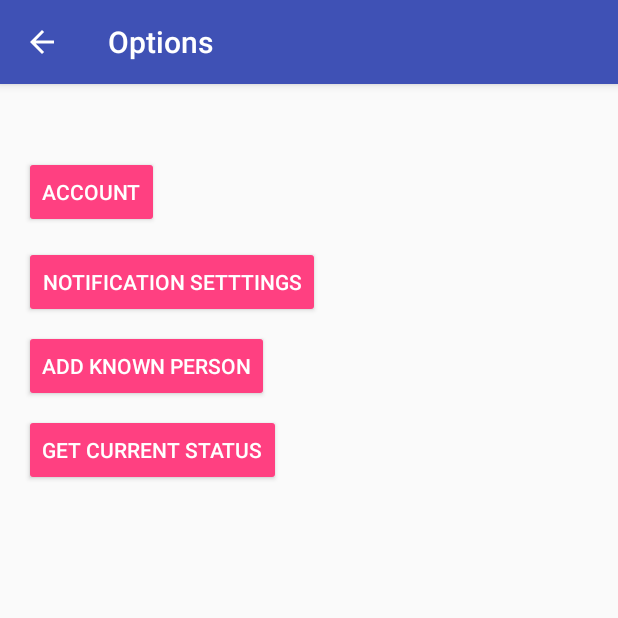
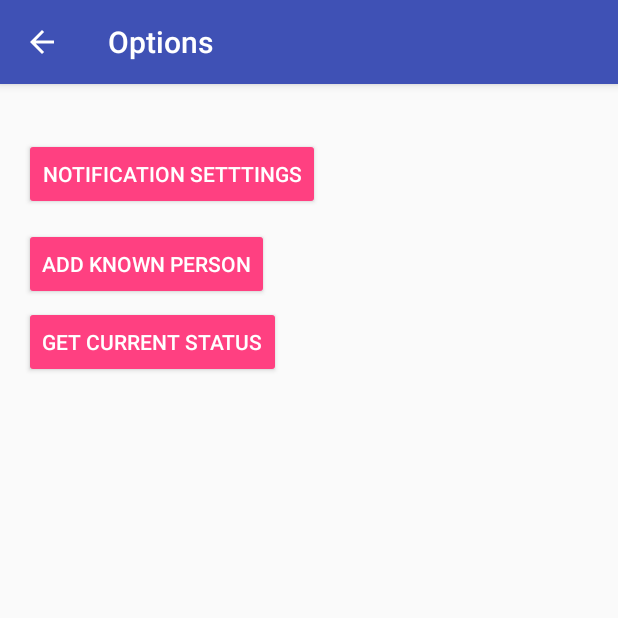
Before and after one commit to bedoron/ICUMisterApp, an Android app: the SettingsActivity screen opened directly, with no data from a screen before it, on a phone screen of 412 x 824 dp, the top half of it. Run offline under Robolectric (Android 15) with nearby library versions, the phone set to English and light mode, and no system bars.

Commit message:
Removed redundant page "Account"

```diff
--- a/app/src/main/AndroidManifest.xml
+++ b/app/src/main/AndroidManifest.xml
@@ -54,7 +54,7 @@
             android:parentActivityName="com.icumister.activities.SettingsActivity" />
 
         <activity
-            android:name="com.icumister.icumisterapp.QuickAssistActivity"
+            android:name="com.icumister.activities.QuickAssistActivity"
             android:label="Quick assist"
             android:parentActivityName="com.icumister.activities.MainActivity" />
 
--- a/app/src/main/java/com/icumister/activities/MainActivity.java
+++ b/app/src/main/java/com/icumister/activities/MainActivity.java
@@ -15,7 +15,6 @@ import android.widget.TextView;
 
 import com.google.android.gms.common.ConnectionResult;
 import com.google.android.gms.common.GoogleApiAvailability;
-import com.icumister.icumisterapp.QuickAssistActivity;
 import com.icumister.icumisterapp.R;
 import com.icumister.Constants;
 
--- a/app/src/main/java/com/icumister/icumisterapp/QuickAssistActivity.java
+++ b/app/src/main/java/com/icumister/activities/QuickAssistActivity.java
@@ -1,10 +1,12 @@
-package com.icumister.icumisterapp;
+package com.icumister.activities;
 
 import android.content.Intent;
 import android.net.Uri;
 import android.os.Bundle;
 import android.support.v7.app.AppCompatActivity;
 import android.view.View;
+
+import com.icumister.icumisterapp.R;
 
 public class QuickAssistActivity extends AppCompatActivity {
 
--- a/app/src/main/res/layout/settings.xml
+++ b/app/src/main/res/layout/settings.xml
@@ -6,27 +6,13 @@
     android:layout_height="match_parent">
 
     <Button
-        android:id="@+id/button_account"
-        style="@style/Widget.AppCompat.Button.Colored"
-        android:layout_width="wrap_content"
-        android:layout_height="wrap_content"
-        android:layout_marginLeft="16dp"
-        android:layout_marginStart="16dp"
-        android:layout_marginTop="48dp"
-        android:onClick="openAccountActivity"
-        android:text="Account"
-        android:visibility="visible"
-        app:layout_constraintStart_toStartOf="parent"
-        app:layout_constraintTop_toTopOf="parent" />
-
-    <Button
         android:id="@+id/button_get_current_status"
         style="@style/Widget.AppCompat.Button.Colored"
         android:layout_width="wrap_content"
         android:layout_height="wrap_content"
         android:layout_marginLeft="16dp"
         android:layout_marginStart="16dp"
-        android:layout_marginTop="8dp"
+        android:layout_marginTop="4dp"
         android:onClick="openCurrentStatus"
         android:text="Get current status"
         android:visibility="visible"
@@ -38,14 +24,18 @@
         style="@style/Widget.AppCompat.Button.Colored"
         android:layout_width="wrap_content"
         android:layout_height="wrap_content"
+        android:layout_marginEnd="8dp"
         android:layout_marginLeft="16dp"
+        android:layout_marginRight="8dp"
         android:layout_marginStart="16dp"
-        android:layout_marginTop="12dp"
+        android:layout_marginTop="36dp"
         android:onClick="startNotificationFiltersActivity"
         android:text="Notification setttings"
         android:visibility="visible"
+        app:layout_constraintEnd_toEndOf="parent"
+        app:layout_constraintHorizontal_bias="0.0"
         app:layout_constraintStart_toStartOf="parent"
-        app:layout_constraintTop_toBottomOf="@+id/button_account" />
+        app:layout_constraintTop_toTopOf="parent" />
 
     <Button
         android:id="@+id/button_add_known_person"
@@ -54,7 +44,7 @@
         android:layout_height="wrap_content"
         android:layout_marginLeft="16dp"
         android:layout_marginStart="16dp"
-        android:layout_marginTop="8dp"
+        android:layout_marginTop="12dp"
         android:onClick="startKnownPersonActivity"
         android:text="Add known person"
         app:layout_constraintStart_toStartOf="parent"
```
